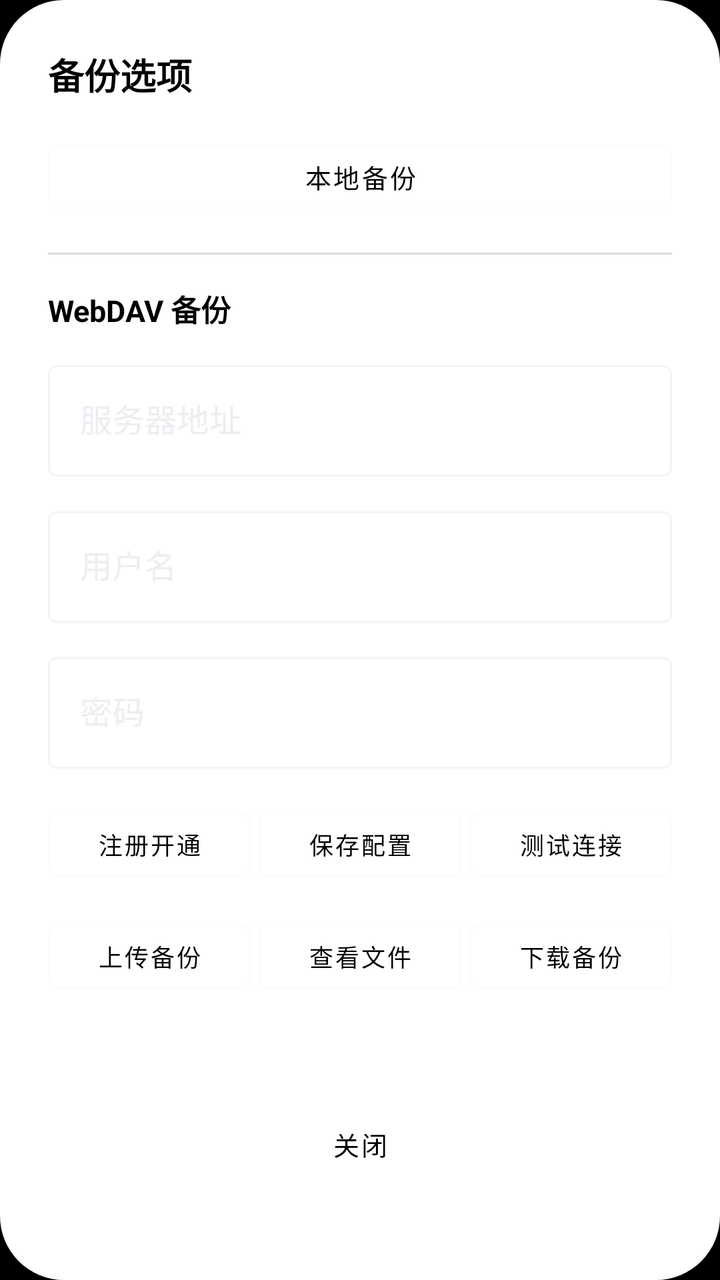
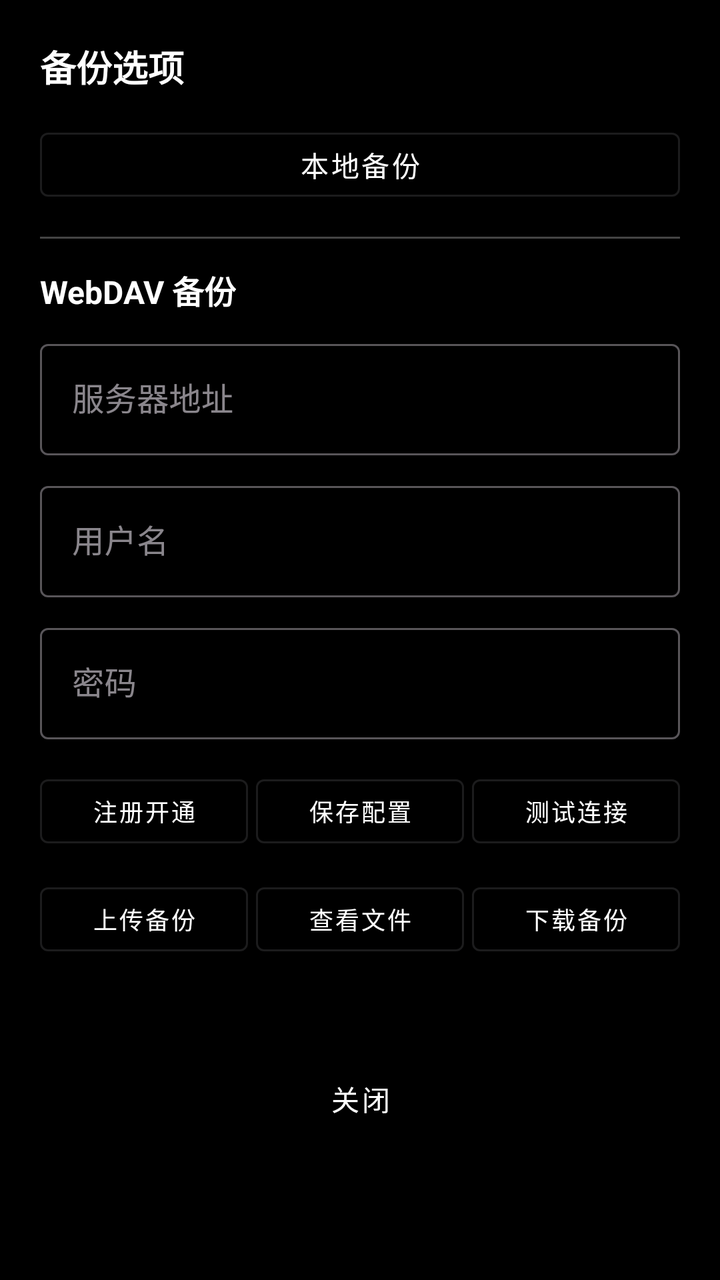

Screens rendered from an Android XML layout before and after an edit, with the pre-edit source and the edit as a unified diff.
<!-- AndroidManifest.xml: application theme Theme.App -->
<!-- res/layout/dialog_webdav_backup.xml -->
<?xml version="1.0" encoding="utf-8"?>
<androidx.appcompat.widget.LinearLayoutCompat xmlns:android="http://schemas.android.com/apk/res/android"
    xmlns:app="http://schemas.android.com/apk/res-auto"
    android:layout_width="match_parent"
    android:layout_height="wrap_content"
    android:orientation="vertical"
    android:background="@drawable/shape_dialog_rounded"
    android:padding="24dp">

    
    <com.google.android.material.textview.MaterialTextView
        android:layout_width="wrap_content"
        android:layout_height="wrap_content"
        android:text="备份选项"
        android:textColor="@android:color/black"
        android:textSize="18sp"
        android:textStyle="bold"
        android:layout_marginBottom="16dp" />

    
    <com.google.android.material.button.MaterialButton
        android:id="@+id/btnLocalBackup"
        android:layout_width="match_parent"
        android:layout_height="wrap_content"
        android:text="本地备份"
        android:textColor="@android:color/black"
        android:textSize="13sp"
        android:singleLine="true"
        android:minHeight="44dp"
        style="@style/Widget.MaterialComponents.Button.OutlinedButton" />

    <View
        android:layout_width="match_parent"
        android:layout_height="1dp"
        android:background="#DDDDDD"
        android:layout_marginVertical="16dp" />

    
    <com.google.android.material.textview.MaterialTextView
        android:layout_width="wrap_content"
        android:layout_height="wrap_content"
        android:text="WebDAV 备份"
        android:textColor="@android:color/black"
        android:textSize="15sp"
        android:textStyle="bold"
        android:layout_marginBottom="12dp" />

    
    <com.google.android.material.textfield.TextInputLayout
        android:layout_width="match_parent"
        android:layout_height="wrap_content"
        android:hint="服务器地址"
        app:boxBackgroundMode="outline"
        app:hintTextColor="@android:color/black"
        style="@style/Widget.MaterialComponents.TextInputLayout.OutlinedBox">

        <com.google.android.material.textfield.TextInputEditText
            android:id="@+id/dialogWebdavUrl"
            android:layout_width="match_parent"
            android:layout_height="wrap_content"
            android:inputType="textUri"
            android:singleLine="true"
            android:textColor="@android:color/black"
            android:textColorHint="@android:color/darker_gray" />
    </com.google.android.material.textfield.TextInputLayout>

    
    <com.google.android.material.textfield.TextInputLayout
        android:layout_width="match_parent"
        android:layout_height="wrap_content"
        android:layout_marginTop="12dp"
        android:hint="用户名"
        app:boxBackgroundMode="outline"
        app:hintTextColor="@android:color/black"
        style="@style/Widget.MaterialComponents.TextInputLayout.OutlinedBox">

        <com.google.android.material.textfield.TextInputEditText
            android:id="@+id/dialogWebdavUser"
            android:layout_width="match_parent"
            android:layout_height="wrap_content"
            android:inputType="text"
            android:singleLine="true"
            android:textColor="@android:color/black"
            android:textColorHint="@android:color/darker_gray" />
    </com.google.android.material.textfield.TextInputLayout>

    
    <com.google.android.material.textfield.TextInputLayout
        android:layout_width="match_parent"
        android:layout_height="wrap_content"
        android:layout_marginTop="12dp"
        android:hint="密码"
        app:boxBackgroundMode="outline"
        app:hintTextColor="@android:color/black"
        style="@style/Widget.MaterialComponents.TextInputLayout.OutlinedBox">

        <com.google.android.material.textfield.TextInputEditText
            android:id="@+id/dialogWebdavPass"
            android:layout_width="match_parent"
            android:layout_height="wrap_content"
            android:inputType="textPassword"
            android:singleLine="true"
            android:textColor="@android:color/black"
            android:textColorHint="@android:color/darker_gray" />
    </com.google.android.material.textfield.TextInputLayout>

    
    <androidx.appcompat.widget.LinearLayoutCompat
        android:layout_width="match_parent"
        android:layout_height="wrap_content"
        android:layout_marginTop="16dp"
        android:orientation="horizontal"
        android:gravity="center">

        <com.google.android.material.button.MaterialButton
            android:id="@+id/dialogWebdavLink"
            android:layout_width="0dp"
            android:layout_height="wrap_content"
            android:layout_weight="1"
            android:layout_marginEnd="4dp"
            android:text="注册开通"
            android:textColor="@android:color/black"
            android:textSize="12sp"
            android:singleLine="true"
            android:minHeight="44dp"
            style="@style/Widget.MaterialComponents.Button.OutlinedButton" />

        <com.google.android.material.button.MaterialButton
            android:id="@+id/dialogWebdavSave"
            android:layout_width="0dp"
            android:layout_height="wrap_content"
            android:layout_weight="1"
            android:layout_marginEnd="4dp"
            android:text="保存配置"
            android:textColor="@android:color/black"
            android:textSize="12sp"
            android:singleLine="true"
            android:minHeight="44dp"
            style="@style/Widget.MaterialComponents.Button.OutlinedButton" />

        <com.google.android.material.button.MaterialButton
            android:id="@+id/dialogWebdavTest"
            android:layout_width="0dp"
            android:layout_height="wrap_content"
            android:layout_weight="1"
            android:text="测试连接"
            android:textColor="@android:color/black"
            android:textSize="12sp"
            android:singleLine="true"
            android:minHeight="44dp"
            style="@style/Widget.MaterialComponents.Button.OutlinedButton" />
    </androidx.appcompat.widget.LinearLayoutCompat>

    
    <androidx.appcompat.widget.LinearLayoutCompat
        android:layout_width="match_parent"
        android:layout_height="wrap_content"
        android:layout_marginTop="12dp"
        android:orientation="horizontal"
        android:gravity="center">

        <com.google.android.material.button.MaterialButton
            android:id="@+id/dialogWebdavUpload"
            android:layout_width="0dp"
            android:layout_height="wrap_content"
            android:layout_weight="1"
            android:layout_marginEnd="4dp"
            android:text="上传备份"
            android:textColor="@android:color/black"
            android:textSize="12sp"
            android:singleLine="true"
            android:minHeight="44dp"
            style="@style/Widget.MaterialComponents.Button.OutlinedButton" />

        <com.google.android.material.button.MaterialButton
            android:id="@+id/dialogWebdavList"
            android:layout_width="0dp"
            android:layout_height="wrap_content"
            android:layout_weight="1"
            android:layout_marginEnd="4dp"
            android:text="查看文件"
            android:textColor="@android:color/black"
            android:textSize="12sp"
            android:singleLine="true"
            android:minHeight="44dp"
            style="@style/Widget.MaterialComponents.Button.OutlinedButton" />

        <com.google.android.material.button.MaterialButton
            android:id="@+id/dialogWebdavDownload"
            android:layout_width="0dp"
            android:layout_height="wrap_content"
            android:layout_weight="1"
            android:text="下载备份"
            android:textColor="@android:color/black"
            android:textSize="12sp"
            android:singleLine="true"
            android:minHeight="44dp"
            style="@style/Widget.MaterialComponents.Button.OutlinedButton" />
    </androidx.appcompat.widget.LinearLayoutCompat>

    
    <com.google.android.material.textview.MaterialTextView
        android:id="@+id/dialogWebdavStatus"
        android:layout_width="match_parent"
        android:layout_height="wrap_content"
        android:layout_marginTop="16dp"
        android:text=""
        android:textColor="#006600"
        android:textSize="13sp"
        android:gravity="center" />

    
    <com.google.android.material.button.MaterialButton
        android:id="@+id/dialogClose"
        android:layout_width="wrap_content"
        android:layout_height="wrap_content"
        android:layout_gravity="center_horizontal"
        android:layout_marginTop="16dp"
        android:text="关闭"
        android:textColor="@android:color/black"
        android:textSize="13sp"
        android:singleLine="true"
        android:minHeight="44dp"
        style="@style/Widget.MaterialComponents.Button.TextButton" />

</androidx.appcompat.widget.LinearLayoutCompat>
<!-- resources referenced by this layout -->
<resources>
  <!-- drawable shape_dialog_rounded (drawable) -->
  <?xml version="1.0" encoding="utf-8"?>
  <shape xmlns:android="http://schemas.android.com/apk/res/android">
      <solid android:color="@android:color/white" />
      <corners android:radius="32dp" />
  </shape>
  <style name="Theme.App" parent="Theme.Base" />
  <style name="Theme.Base" parent="Theme.Material3.Dark.NoActionBar">
          <item name="colorPrimary">@color/white</item>
          <item name="android:windowBackground">@color/black</item>
          <item name="android:windowFullscreen">true</item>
          <item name="android:windowTranslucentStatus">true</item>
          <item name="android:windowTranslucentNavigation">true</item>
          <item name="android:windowAnimationStyle">@style/NoAnim</item>
      </style>
  <color name="white">#FFFFFF</color>
  <color name="black">#000000</color>
  <style name="NoAnim">
          <item name="android:activityOpenEnterAnimation">@null</item>
          <item name="android:activityOpenExitAnimation">@null</item>
          <item name="android:activityCloseEnterAnimation">@null</item>
          <item name="android:activityCloseExitAnimation">@null</item>
      </style>
</resources>

<!-- the commit's change to res/layout/dialog_webdav_backup.xml (unified diff, before → after) -->
@@ -1,226 +1,222 @@
 <?xml version="1.0" encoding="utf-8"?>
-<androidx.appcompat.widget.LinearLayoutCompat xmlns:android="http://schemas.android.com/apk/res/android"
+<ScrollView xmlns:android="http://schemas.android.com/apk/res/android"
     xmlns:app="http://schemas.android.com/apk/res-auto"
     android:layout_width="match_parent"
     android:layout_height="wrap_content"
-    android:orientation="vertical"
-    android:background="@drawable/shape_dialog_rounded"
-    android:padding="24dp">
-
-    
-    <com.google.android.material.textview.MaterialTextView
-        android:layout_width="wrap_content"
-        android:layout_height="wrap_content"
-        android:text="备份选项"
-        android:textColor="@android:color/black"
-        android:textSize="18sp"
-        android:textStyle="bold"
-        android:layout_marginBottom="16dp" />
-
-    
-    <com.google.android.material.button.MaterialButton
-        android:id="@+id/btnLocalBackup"
-        android:layout_width="match_parent"
-        android:layout_height="wrap_content"
-        android:text="本地备份"
-        android:textColor="@android:color/black"
-        android:textSize="13sp"
-        android:singleLine="true"
-        android:minHeight="44dp"
-        style="@style/Widget.MaterialComponents.Button.OutlinedButton" />
-
-    <View
-        android:layout_width="match_parent"
-        android:layout_height="1dp"
-        android:background="#DDDDDD"
-        android:layout_marginVertical="16dp" />
-
-    
-    <com.google.android.material.textview.MaterialTextView
-        android:layout_width="wrap_content"
-        android:layout_height="wrap_content"
-        android:text="WebDAV 备份"
-        android:textColor="@android:color/black"
-        android:textSize="15sp"
-        android:textStyle="bold"
-        android:layout_marginBottom="12dp" />
-
-    
-    <com.google.android.material.textfield.TextInputLayout
-        android:layout_width="match_parent"
-        android:layout_height="wrap_content"
-        android:hint="服务器地址"
-        app:boxBackgroundMode="outline"
-        app:hintTextColor="@android:color/black"
-        style="@style/Widget.MaterialComponents.TextInputLayout.OutlinedBox">
-
-        <com.google.android.material.textfield.TextInputEditText
-            android:id="@+id/dialogWebdavUrl"
-            android:layout_width="match_parent"
-            android:layout_height="wrap_content"
-            android:inputType="textUri"
-            android:singleLine="true"
-            android:textColor="@android:color/black"
-            android:textColorHint="@android:color/darker_gray" />
-    </com.google.android.material.textfield.TextInputLayout>
-
-    
-    <com.google.android.material.textfield.TextInputLayout
-        android:layout_width="match_parent"
-        android:layout_height="wrap_content"
-        android:layout_marginTop="12dp"
-        android:hint="用户名"
-        app:boxBackgroundMode="outline"
-        app:hintTextColor="@android:color/black"
-        style="@style/Widget.MaterialComponents.TextInputLayout.OutlinedBox">
-
-        <com.google.android.material.textfield.TextInputEditText
-            android:id="@+id/dialogWebdavUser"
-            android:layout_width="match_parent"
-            android:layout_height="wrap_content"
-            android:inputType="text"
-            android:singleLine="true"
-            android:textColor="@android:color/black"
-            android:textColorHint="@android:color/darker_gray" />
-    </com.google.android.material.textfield.TextInputLayout>
-
-    
-    <com.google.android.material.textfield.TextInputLayout
-        android:layout_width="match_parent"
-        android:layout_height="wrap_content"
-        android:layout_marginTop="12dp"
-        android:hint="密码"
-        app:boxBackgroundMode="outline"
-        app:hintTextColor="@android:color/black"
-        style="@style/Widget.MaterialComponents.TextInputLayout.OutlinedBox">
-
-        <com.google.android.material.textfield.TextInputEditText
-            android:id="@+id/dialogWebdavPass"
-            android:layout_width="match_parent"
-            android:layout_height="wrap_content"
-            android:inputType="textPassword"
-            android:singleLine="true"
-            android:textColor="@android:color/black"
-            android:textColorHint="@android:color/darker_gray" />
-    </com.google.android.material.textfield.TextInputLayout>
-
-    
+    android:fillViewport="true"
+    android:background="@drawable/shape_item"
+    android:padding="0dp">
+
     <androidx.appcompat.widget.LinearLayoutCompat
         android:layout_width="match_parent"
         android:layout_height="wrap_content"
-        android:layout_marginTop="16dp"
-        android:orientation="horizontal"
-        android:gravity="center">
-
+        android:orientation="vertical"
+        android:padding="20dp">
+
+        
+        <com.google.android.material.textview.MaterialTextView
+            android:layout_width="wrap_content"
+            android:layout_height="wrap_content"
+            android:text="备份选项"
+            android:textColor="@color/white"
+            android:textSize="18sp"
+            android:textStyle="bold"
+            android:layout_marginBottom="14dp" />
+
+        
         <com.google.android.material.button.MaterialButton
-            android:id="@+id/dialogWebdavLink"
-            android:layout_width="0dp"
-            android:layout_height="wrap_content"
-            android:layout_weight="1"
-            android:layout_marginEnd="4dp"
-            android:text="注册开通"
-            android:textColor="@android:color/black"
-            android:textSize="12sp"
-            android:singleLine="true"
+            android:id="@+id/btnLocalBackup"
+            android:layout_width="match_parent"
+            android:layout_height="wrap_content"
+            android:text="本地备份"
+            android:textColor="@color/white"
+            android:textSize="14sp"
             android:minHeight="44dp"
             style="@style/Widget.MaterialComponents.Button.OutlinedButton" />
 
+        <View
+            android:layout_width="match_parent"
+            android:layout_height="1dp"
+            android:background="#444444"
+            android:layout_marginVertical="14dp" />
+
+        
+        <com.google.android.material.textview.MaterialTextView
+            android:layout_width="wrap_content"
+            android:layout_height="wrap_content"
+            android:text="WebDAV 备份"
+            android:textColor="@color/white"
+            android:textSize="16sp"
+            android:textStyle="bold"
+            android:layout_marginBottom="10dp" />
+
+        
+        <com.google.android.material.textfield.TextInputLayout
+            android:layout_width="match_parent"
+            android:layout_height="wrap_content"
+            android:hint="服务器地址"
+            app:boxBackgroundMode="outline"
+            app:hintTextColor="@color/white"
+            style="@style/Widget.MaterialComponents.TextInputLayout.OutlinedBox">
+
+            <com.google.android.material.textfield.TextInputEditText
+                android:id="@+id/dialogWebdavUrl"
+                android:layout_width="match_parent"
+                android:layout_height="wrap_content"
+                android:inputType="textUri"
+                android:textColor="@color/white"
+                android:textColorHint="@color/white_50" />
+        </com.google.android.material.textfield.TextInputLayout>
+
+        
+        <com.google.android.material.textfield.TextInputLayout
+            android:layout_width="match_parent"
+            android:layout_height="wrap_content"
+            android:layout_marginTop="10dp"
+            android:hint="用户名"
+            app:boxBackgroundMode="outline"
+            app:hintTextColor="@color/white"
+            style="@style/Widget.MaterialComponents.TextInputLayout.OutlinedBox">
+
+            <com.google.android.material.textfield.TextInputEditText
+                android:id="@+id/dialogWebdavUser"
+                android:layout_width="match_parent"
+                android:layout_height="wrap_content"
+                android:inputType="text"
+                android:textColor="@color/white"
+                android:textColorHint="@color/white_50" />
+        </com.google.android.material.textfield.TextInputLayout>
+
+        
+        <com.google.android.material.textfield.TextInputLayout
+            android:layout_width="match_parent"
+            android:layout_height="wrap_content"
+            android:layout_marginTop="10dp"
+            android:hint="密码"
+            app:boxBackgroundMode="outline"
+            app:hintTextColor="@color/white"
+            style="@style/Widget.MaterialComponents.TextInputLayout.OutlinedBox">
+
+            <com.google.android.material.textfield.TextInputEditText
+                android:id="@+id/dialogWebdavPass"
+                android:layout_width="match_parent"
+                android:layout_height="wrap_content"
+                android:inputType="textPassword"
+                android:textColor="@color/white"
+                android:textColorHint="@color/white_50" />
+        </com.google.android.material.textfield.TextInputLayout>
+
+        
+        <androidx.appcompat.widget.LinearLayoutCompat
+            android:layout_width="match_parent"
+            android:layout_height="wrap_content"
+            android:layout_marginTop="14dp"
+            android:orientation="horizontal"
+            android:gravity="center">
+
+            <com.google.android.material.button.MaterialButton
+                android:id="@+id/dialogWebdavLink"
+                android:layout_width="0dp"
+                android:layout_height="wrap_content"
+                android:layout_weight="1"
+                android:layout_marginEnd="4dp"
+                android:text="注册开通"
+                android:textColor="@color/white"
+                android:textSize="12sp"
+                android:minHeight="44dp"
+                style="@style/Widget.MaterialComponents.Button.OutlinedButton" />
+
+            <com.google.android.material.button.MaterialButton
+                android:id="@+id/dialogWebdavSave"
+                android:layout_width="0dp"
+                android:layout_height="wrap_content"
+                android:layout_weight="1"
+                android:layout_marginEnd="4dp"
+                android:text="保存配置"
+                android:textColor="@color/white"
+                android:textSize="12sp"
+                android:minHeight="44dp"
+                style="@style/Widget.MaterialComponents.Button.OutlinedButton" />
+
+            <com.google.android.material.button.MaterialButton
+                android:id="@+id/dialogWebdavTest"
+                android:layout_width="0dp"
+                android:layout_height="wrap_content"
+                android:layout_weight="1"
+                android:text="测试连接"
+                android:textColor="@color/white"
+                android:textSize="12sp"
+                android:minHeight="44dp"
+                style="@style/Widget.MaterialComponents.Button.OutlinedButton" />
+        </androidx.appcompat.widget.LinearLayoutCompat>
+
+        
+        <androidx.appcompat.widget.LinearLayoutCompat
+            android:layout_width="match_parent"
+            android:layout_height="wrap_content"
+            android:layout_marginTop="10dp"
+            android:orientation="horizontal"
+            android:gravity="center">
+
+            <com.google.android.material.button.MaterialButton
+                android:id="@+id/dialogWebdavUpload"
+                android:layout_width="0dp"
+                android:layout_height="wrap_content"
+                android:layout_weight="1"
+                android:layout_marginEnd="4dp"
+                android:text="上传备份"
+                android:textColor="@color/white"
+                android:textSize="12sp"
+                android:minHeight="44dp"
+                style="@style/Widget.MaterialComponents.Button.OutlinedButton" />
+
+            <com.google.android.material.button.MaterialButton
+                android:id="@+id/dialogWebdavList"
+                android:layout_width="0dp"
+                android:layout_height="wrap_content"
+                android:layout_weight="1"
+                android:layout_marginEnd="4dp"
+                android:text="查看文件"
+                android:textColor="@color/white"
+                android:textSize="12sp"
+                android:minHeight="44dp"
+                style="@style/Widget.MaterialComponents.Button.OutlinedButton" />
+
+            <com.google.android.material.button.MaterialButton
+                android:id="@+id/dialogWebdavDownload"
+                android:layout_width="0dp"
+                android:layout_height="wrap_content"
+                android:layout_weight="1"
+                android:text="下载备份"
+                android:textColor="@color/white"
+                android:textSize="12sp"
+                android:minHeight="44dp"
+                style="@style/Widget.MaterialComponents.Button.OutlinedButton" />
+        </androidx.appcompat.widget.LinearLayoutCompat>
+
+        
+        <com.google.android.material.textview.MaterialTextView
+            android:id="@+id/dialogWebdavStatus"
+            android:layout_width="match_parent"
+            android:layout_height="wrap_content"
+            android:layout_marginTop="14dp"
+            android:text=""
+            android:textColor="@color/white"
+            android:textSize="13sp"
+            android:gravity="center" />
+
+        
         <com.google.android.material.button.MaterialButton
-            android:id="@+id/dialogWebdavSave"
-            android:layout_width="0dp"
-            android:layout_height="wrap_content"
-            android:layout_weight="1"
-            android:layout_marginEnd="4dp"
-            android:text="保存配置"
-            android:textColor="@android:color/black"
-            android:textSize="12sp"
-            android:singleLine="true"
+            android:id="@+id/dialogClose"
+            android:layout_width="wrap_content"
+            android:layout_height="wrap_content"
+            android:layout_gravity="center_horizontal"
+            android:layout_marginTop="14dp"
+            android:text="关闭"
+            android:textColor="@color/white"
+            android:textSize="14sp"
             android:minHeight="44dp"
-            style="@style/Widget.MaterialComponents.Button.OutlinedButton" />
-
-        <com.google.android.material.button.MaterialButton
-            android:id="@+id/dialogWebdavTest"
-            android:layout_width="0dp"
-            android:layout_height="wrap_content"
-            android:layout_weight="1"
-            android:text="测试连接"
-            android:textColor="@android:color/black"
-            android:textSize="12sp"
-            android:singleLine="true"
-            android:minHeight="44dp"
-            style="@style/Widget.MaterialComponents.Button.OutlinedButton" />
+            style="@style/Widget.MaterialComponents.Button.TextButton" />
+
     </androidx.appcompat.widget.LinearLayoutCompat>
-
-    
-    <androidx.appcompat.widget.LinearLayoutCompat
-        android:layout_width="match_parent"
-        android:layout_height="wrap_content"
-        android:layout_marginTop="12dp"
-        android:orientation="horizontal"
-        android:gravity="center">
-
-        <com.google.android.material.button.MaterialButton
-            android:id="@+id/dialogWebdavUpload"
-            android:layout_width="0dp"
-            android:layout_height="wrap_content"
-            android:layout_weight="1"
-            android:layout_marginEnd="4dp"
-            android:text="上传备份"
-            android:textColor="@android:color/black"
-            android:textSize="12sp"
-            android:singleLine="true"
-            android:minHeight="44dp"
-            style="@style/Widget.MaterialComponents.Button.OutlinedButton" />
-
-        <com.google.android.material.button.MaterialButton
-            android:id="@+id/dialogWebdavList"
-            android:layout_width="0dp"
-            android:layout_height="wrap_content"
-            android:layout_weight="1"
-            android:layout_marginEnd="4dp"
-            android:text="查看文件"
-            android:textColor="@android:color/black"
-            android:textSize="12sp"
-            android:singleLine="true"
-            android:minHeight="44dp"
-            style="@style/Widget.MaterialComponents.Button.OutlinedButton" />
-
-        <com.google.android.material.button.MaterialButton
-            android:id="@+id/dialogWebdavDownload"
-            android:layout_width="0dp"
-            android:layout_height="wrap_content"
-            android:layout_weight="1"
-            android:text="下载备份"
-            android:textColor="@android:color/black"
-            android:textSize="12sp"
-            android:singleLine="true"
-            android:minHeight="44dp"
-            style="@style/Widget.MaterialComponents.Button.OutlinedButton" />
-    </androidx.appcompat.widget.LinearLayoutCompat>
-
-    
-    <com.google.android.material.textview.MaterialTextView
-        android:id="@+id/dialogWebdavStatus"
-        android:layout_width="match_parent"
-        android:layout_height="wrap_content"
-        android:layout_marginTop="16dp"
-        android:text=""
-        android:textColor="#006600"
-        android:textSize="13sp"
-        android:gravity="center" />
-
-    
-    <com.google.android.material.button.MaterialButton
-        android:id="@+id/dialogClose"
-        android:layout_width="wrap_content"
-        android:layout_height="wrap_content"
-        android:layout_gravity="center_horizontal"
-        android:layout_marginTop="16dp"
-        android:text="关闭"
-        android:textColor="@android:color/black"
-        android:textSize="13sp"
-        android:singleLine="true"
-        android:minHeight="44dp"
-        style="@style/Widget.MaterialComponents.Button.TextButton" />
-
-</androidx.appcompat.widget.LinearLayoutCompat>
+</ScrollView>
<!-- resource entries referenced after the edit -->
@@ -1,11 +1,5 @@
 <!-- resources referenced by this layout -->
 <resources>
-  <!-- drawable shape_dialog_rounded (drawable) -->
-  <?xml version="1.0" encoding="utf-8"?>
-  <shape xmlns:android="http://schemas.android.com/apk/res/android">
-      <solid android:color="@android:color/white" />
-      <corners android:radius="32dp" />
-  </shape>
   <style name="Theme.App" parent="Theme.Base" />
   <style name="Theme.Base" parent="Theme.Material3.Dark.NoActionBar">
           <item name="colorPrimary">@color/white</item>
@@ -16,6 +10,29 @@
           <item name="android:windowAnimationStyle">@style/NoAnim</item>
       </style>
   <color name="white">#FFFFFF</color>
+  <color name="white_50">#80FFFFFF</color>
+  <!-- drawable shape_item (drawable) -->
+  <?xml version="1.0" encoding="utf-8"?>
+  <ripple xmlns:android="http://schemas.android.com/apk/res/android"
+      android:color="?attr/colorControlHighlight">
+      <item>
+          <shape android:shape="rectangle">
+              <solid android:color="@color/selector_item" />
+              <corners android:radius="4dp" />
+              <padding
+                  android:bottom="8dp"
+                  android:left="12dp"
+                  android:right="12dp"
+                  android:top="8dp" />
+          </shape>
+      </item>
+      <item android:id="@android:id/mask">
+          <shape android:shape="rectangle">
+              <solid android:color="@color/white" />
+              <corners android:radius="4dp" />
+          </shape>
+      </item>
+  </ripple>
   <color name="black">#000000</color>
   <style name="NoAnim">
           <item name="android:activityOpenEnterAnimation">@null</item>
